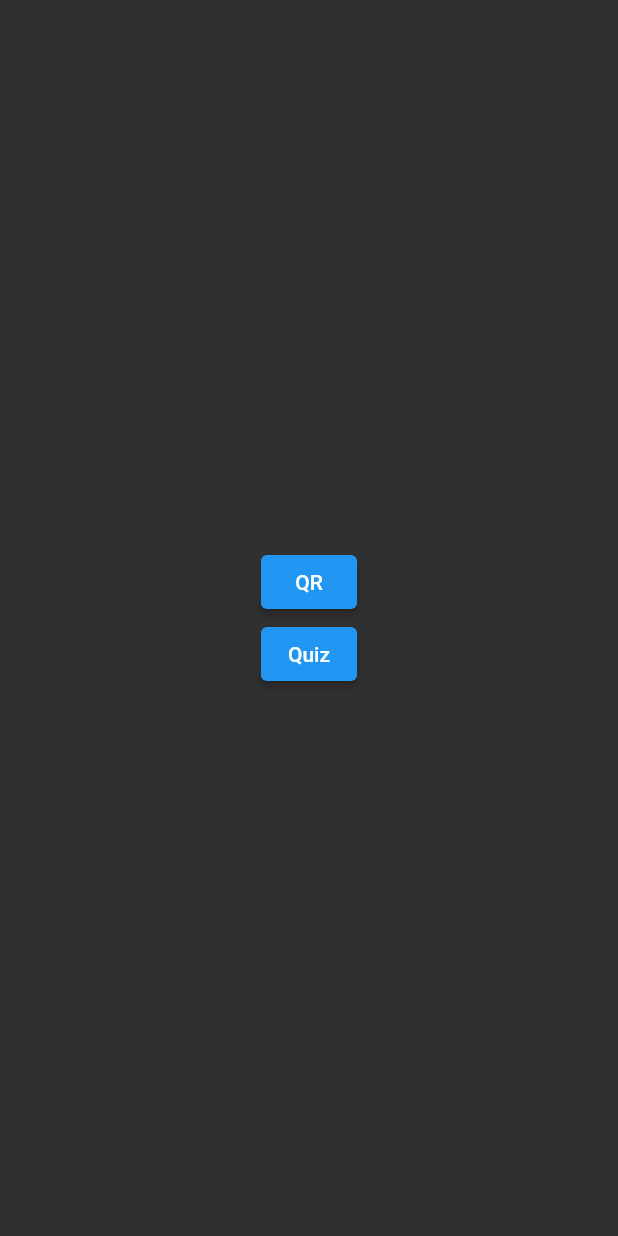
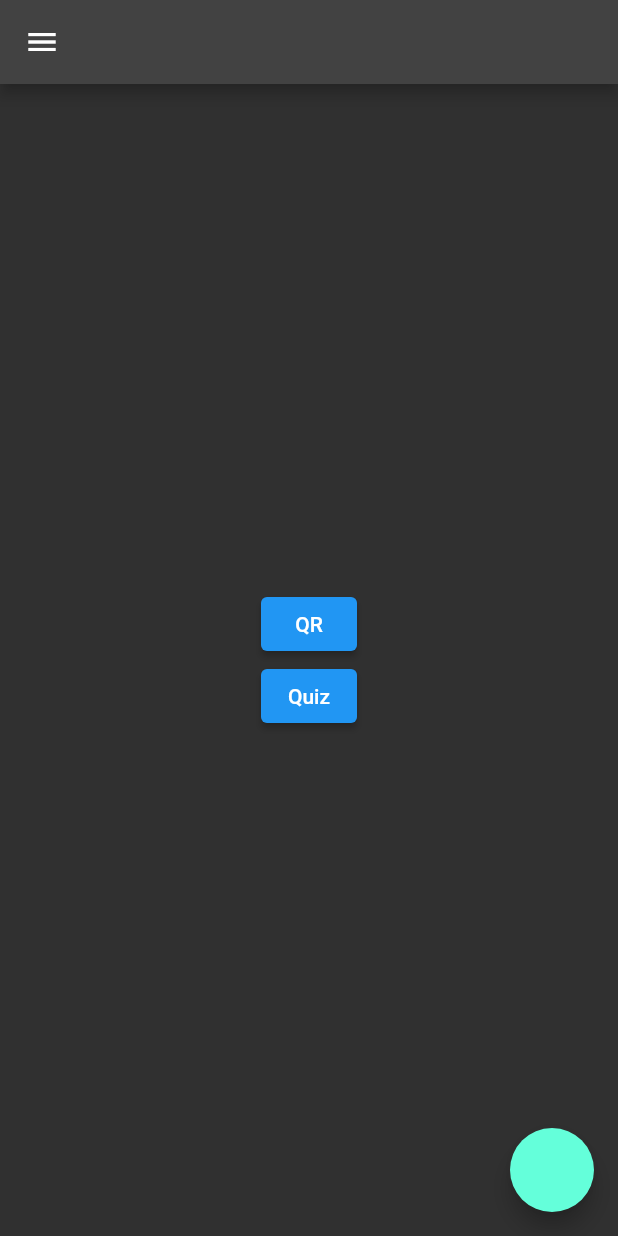
Before and after one commit to aktrxx/PollingApp, a Flutter app: the screen it shows once a user with an empty profile is signed in, on a phone screen of 412 x 824 dp. Run offline on Flutter 3.47's test engine with Material 2 defaults, Android fonts, the phone set to English and light mode, and no system bars; our stand-ins replace firebase_auth, firebase_core, flutter_svg, font_awesome_flutter, get, google_sign_in; missing offline and left inert: qr_code_scanner; accounts and stored records are empty.

Commit message:
small changes

```diff
--- a/lib/Pages/Home.dart
+++ b/lib/Pages/Home.dart
@@ -1,6 +1,7 @@
 // ignore_for_file: prefer_const_constructors, prefer_const_literals_to_create_immutables
 
 import 'package:flutter/material.dart';
+import 'package:poll/Pages/navbar.dart';
 import 'package:poll/Pages/qr.dart';
 import 'package:poll/Pages/quiz/quiz_screen.dart';
 import 'package:poll/Pages/quizpage.dart';
@@ -19,6 +20,9 @@ class _HomePageState extends State<HomePage> {
   @override
   Widget build(BuildContext context) {
     return Scaffold(
+      floatingActionButton: FloatingActionButton(onPressed: (() => Navigator.push(
+                  context, MaterialPageRoute(builder: (context) => QRScan())) ),),
+      appBar: AppBar(),
         body: Center(
       child: Column(
         mainAxisAlignment: MainAxisAlignment.center,
@@ -33,12 +37,11 @@ class _HomePageState extends State<HomePage> {
               child: Text('Quiz')),
         ],
       ),
-    ));
+    ),
+     drawer: navbar(),
+    );
   }
 }
-
-
-
 
 // SingleChildScrollView(
 //         child: Column(
--- a/lib/Pages/navbar.dart
+++ b/lib/Pages/navbar.dart
@@ -1,8 +1,9 @@
 import 'package:firebase_auth/firebase_auth.dart';
 import 'package:flutter/material.dart';
-import 'package:poll/Pages/google_sign_in.dart';
+import 'package:poll/pages/google_sign_in.dart';
 // import 'package:poll/Pages/home_p.dart';
 import 'package:provider/provider.dart';
+
 
 class navbar extends StatelessWidget {
   navbar({super.key});
```
